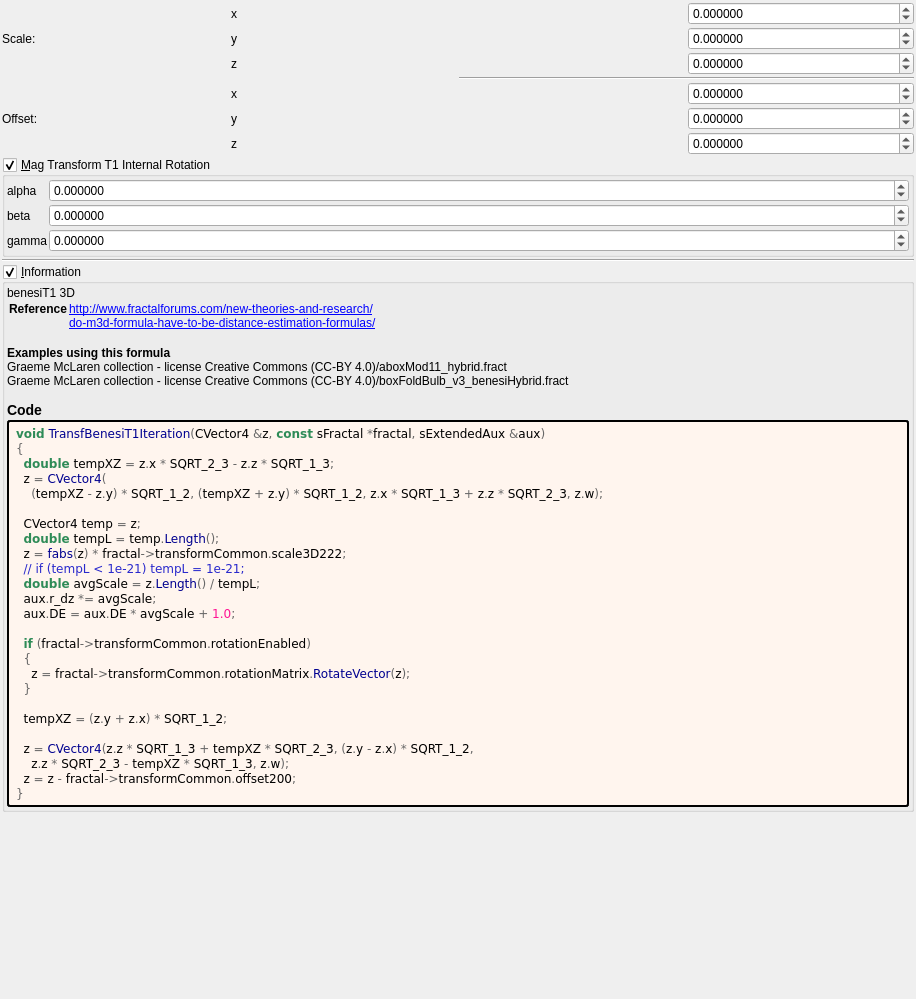
This is mandelbulber2/formula/ui/transf_benesi_t1.ui in buddhi1980/mandelbulber2 as Qt 5 draws it before an edit. The edited form follows.
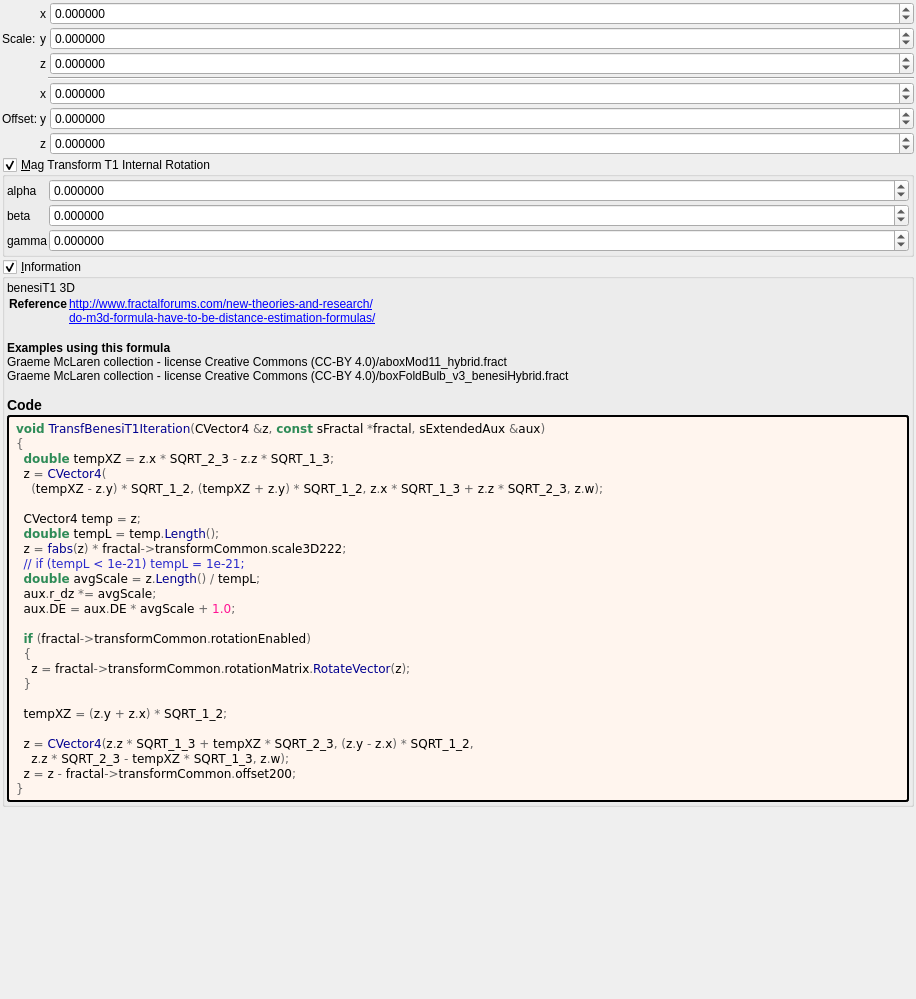
This is the edited form. Custom widgets are drawn as their Qt base class.

```diff
--- a/mandelbulber2/formula/ui/transf_benesi_t1.ui
+++ b/mandelbulber2/formula/ui/transf_benesi_t1.ui
@@ -30,7 +30,7 @@
     <number>2</number>
    </property>
    <item>
-    <layout class="QGridLayout" name="gridLayout_63">
+    <layout class="QGridLayout" name="gridLayout_63" rowstretch="0,0,0,0,0,0,9" columnstretch="0,0,0,0,1">
      <property name="spacing">
       <number>2</number>
      </property>
@@ -406,13 +406,6 @@
      </layout>
     </widget>
    </item>
-   <item>
-    <widget class="Line" name="line_55">
-     <property name="orientation">
-      <enum>Qt::Horizontal</enum>
-     </property>
-    </widget>
-   </item>
    <item>
     <widget class="MyGroupBox" name="groupCheck_info">
      <property name="title">
```
Left out of the diff: 2 changed lines with no effect on the pictures.
